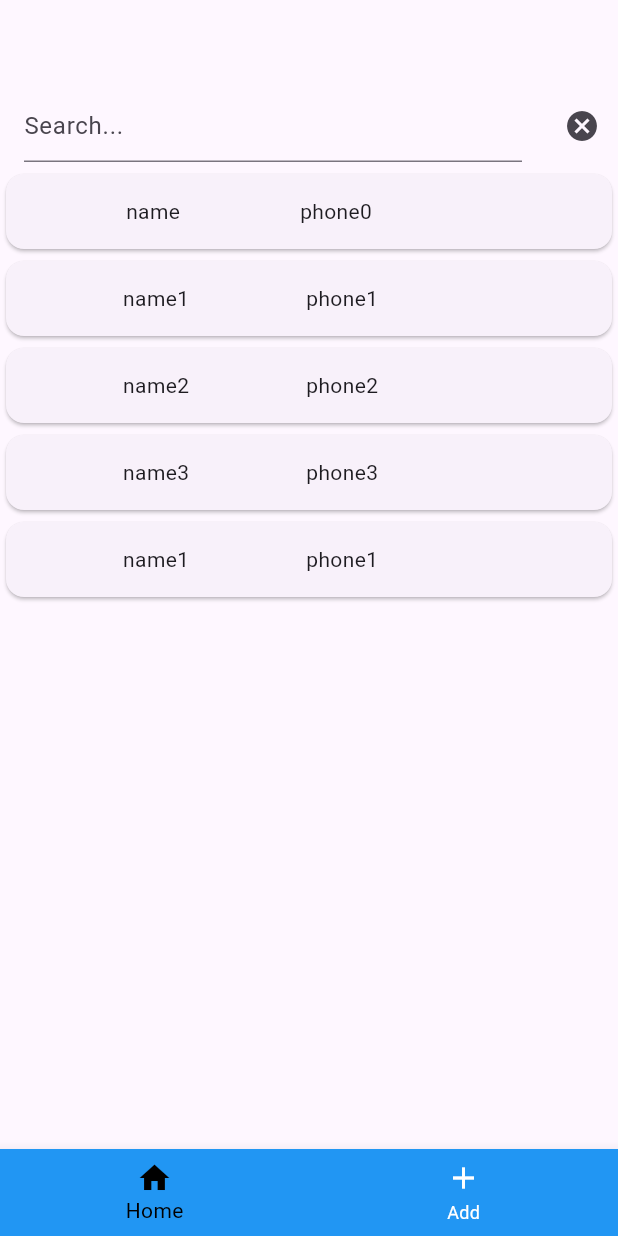
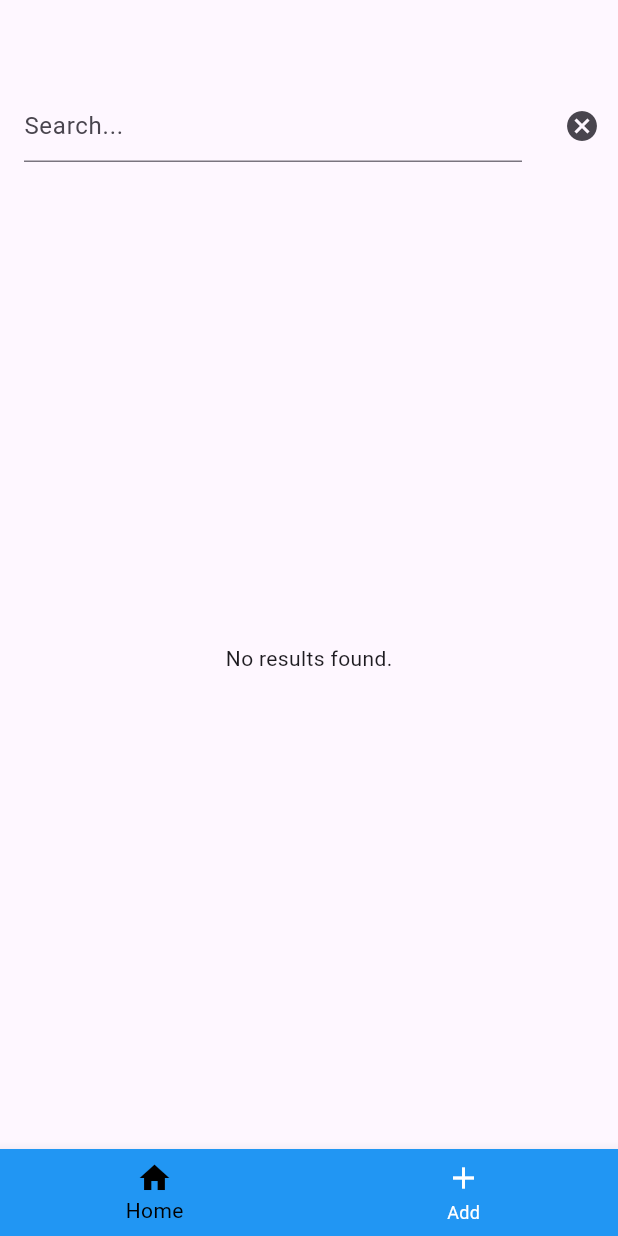
Before and after one commit to GKamvis/-learning-bloc5-registration-app-with-api, a Flutter app: the screen it shows after launch, after a tap on the "search" icon, on a phone screen of 412 x 824 dp. Run offline on Flutter 3.47's test engine with Material 3 defaults, Android fonts, the phone set to English and light mode, and no system bars; our stand-ins replace bloc, equatable, flutter_bloc, sqflite; accounts and stored records are empty.

```diff
--- a/lib/data/repositories/person_dao.dart
+++ b/lib/data/repositories/person_dao.dart
@@ -1,3 +1,5 @@
+import 'package:myapp/sqflite/db_helper.dart';
+
 class PersonDao {
   int id;
   String name;
@@ -7,31 +9,58 @@ class PersonDao {
 
 class PersonRepository {
   Future<List<PersonDao>> getPerson() async {
-    var personList = <PersonDao>[];
-    var p = PersonDao(id: 1, name: 'name', phone: 'phone0');
-    var p1 = PersonDao(id: 2, name: 'name1', phone: 'phone1');
-    var p2 = PersonDao(id: 3, name: 'name2', phone: 'phone2');
-    var p3 = PersonDao(id: 4, name: 'name3', phone: 'phone3');
-    personList.add(p);
-    personList.add(p1);
-    personList.add(p2);
-    personList.add(p3);
-    personList.add(p1);
-    return personList;
+    var db = await DbHelper.openDb();
+    List<Map<String, dynamic>> personMap =
+        await db.rawQuery('SELECT * FROM registration');
+    return List.generate(
+      personMap.length,
+      (i) {
+        var row = personMap[i];
+        return PersonDao(id: row['id'], name: row['name'], phone: row['phone']);
+      },
+    );
   }
 
-  Future<PersonDao> addPerson(PersonDao person) async{
-    return person;
+  Future<void> addPerson(String name, String phone) async {
+    var db = await DbHelper.openDb();
+
+    var data = Map<String, dynamic>();
+    data['name'] = name;
+    data['phone'] = phone;
+
+    await db.insert('registration', data);
   }
 
-  Future<PersonDao> updatePerson(PersonDao person) async{
-    return person;
-  }
 
-  Future<void> deletePerson(PersonDao person) async{
-    return;
+  Future<void> deletePerson(int id) async {
+    var db = await DbHelper.openDb();
+    await db.delete('registration', where: 'id = ?', whereArgs: [id]);
   }
 
 
 
+  Future<void> updatePerson( int id, String name, String phone) async {
+    var db = await DbHelper.openDb();
+    var data = Map<String, dynamic>();
+    data['name'] = name;
+    data['phone'] = phone;
+    await db.update('registration', data, where: 'id = ?', whereArgs: [id]);
+  }
+
+Future<List<PersonDao>> findPerson(String query) async {
+  var db = await DbHelper.openDb();
+  List<Map<String, dynamic>> personMap =
+      await db.rawQuery("SELECT * FROM person WHERE name LIKE ?", ['%$query%']);
+  return List.generate(
+    personMap.length,
+    (i) {
+      var row = personMap[i];
+      return PersonDao(id: row['id'], name: row['name'], phone: row['phone']);
+    },
+  );
 }
+
+
+
+
+}
--- a/lib/main.dart
+++ b/lib/main.dart
@@ -1,7 +1,9 @@
 import 'package:flutter/material.dart';
 import 'package:flutter_bloc/flutter_bloc.dart';
 import 'package:myapp/ui/cubit/home_page_cubit.dart';
+import 'package:myapp/ui/cubit/registration_page_cubit.dart';
 import 'package:myapp/ui/cubit/search/search_Repo_cubit.dart';
+import 'package:myapp/ui/cubit/update_page_cubit.dart';
 import 'package:myapp/ui/views/bottom_navigation.dart';
 import 'package:myapp/ui/views/update_page.dart';
 
@@ -19,6 +21,9 @@ class MyApp extends StatelessWidget {
       providers: [
         BlocProvider(create: (_) => SearchCubit()),
         BlocProvider(create: (_) => HomePageCubit()),
+        BlocProvider(create: (_) => RegistrationPageCubit()),
+        BlocProvider(create: (_) => UpdatePageCubit()),
+
       ],
       child: MaterialApp(
         title: 'Flutter Demo',
--- /dev/null
+++ b/lib/sqflite/db_helper.dart
@@ -0,0 +1,21 @@
+import 'dart:io';
+import 'package:flutter/services.dart';
+import 'package:path/path.dart';
+import 'package:sqflite/sqflite.dart';
+
+class DbHelper {
+  static const String dbName = 'registration.sqlite';
+
+  static Future<Database> openDb() async {
+    String dbPath = join(await getDatabasesPath(), dbName);
+    if (await databaseExists(dbPath)) {
+      print('Database exists');
+    } else {
+      ByteData data = await rootBundle.load(join('database', dbName));
+      List<int> bytes = data.buffer.asUint8List(data.offsetInBytes, data.lengthInBytes);
+      await File(dbPath).writeAsBytes(bytes, flush: true);
+      print('Database copied');
+    }
+    return openDatabase(dbPath);
+  }
+}
--- a/lib/ui/cubit/registration_page_cubit.dart
+++ b/lib/ui/cubit/registration_page_cubit.dart
@@ -5,7 +5,7 @@ class RegistrationPageCubit extends Cubit<void> {
   RegistrationPageCubit() : super(0);
 
   var personRepo = PersonRepository();
-  Future<void> addPerson(PersonDao person) async {
-    emit(await personRepo.addPerson(person));
+  Future<void> addPerson(String name , String phone) async {
+    await personRepo.addPerson(name, phone);
   }
 }
--- a/lib/ui/cubit/search/search_Repo_cubit.dart
+++ b/lib/ui/cubit/search/search_Repo_cubit.dart
@@ -1,5 +1,4 @@
 import 'package:bloc/bloc.dart';
-import 'package:flutter/material.dart';
 
 class SearchCubit extends Cubit<bool> {
   SearchCubit() : super(false);
--- a/lib/ui/cubit/update_page_cubit.dart
+++ b/lib/ui/cubit/update_page_cubit.dart
@@ -4,7 +4,7 @@ import 'package:flutter_bloc/flutter_bloc.dart';
 class UpdatePageCubit extends Cubit<void>{
   UpdatePageCubit() : super(0);
   var personRepo = PersonRepository();
-  Future<void> updatePerson(PersonDao person) async{
-    emit(await personRepo.updatePerson(person));
+  Future<void> updatePerson(int id, String name, String phone) async {
+    await personRepo.updatePerson(id, name, phone);
   }
 }
--- a/lib/ui/views/bottom_navigation.dart
+++ b/lib/ui/views/bottom_navigation.dart
@@ -3,7 +3,6 @@ import 'package:flutter_bloc/flutter_bloc.dart';
 import 'package:myapp/ui/cubit/navigation%20cubits/navigation_bloc.dart';
 import 'package:myapp/ui/views/registration_page_dart.dart';
 import 'home_page.dart';
-import 'update_page.dart';
 
 class MyBottomNavigation extends StatelessWidget {
   MyBottomNavigation({Key? key}) : super(key: key);
@@ -18,7 +17,7 @@ class MyBottomNavigation extends StatelessWidget {
       create: (_) => NavigationBloc(),
       child: Scaffold(
         appBar: AppBar(
-          actions: [
+          actions: const [
             Row(
               children: [],
             )
--- a/lib/ui/views/home_page.dart
+++ b/lib/ui/views/home_page.dart
@@ -5,11 +5,15 @@ import 'package:myapp/ui/cubit/home_page_cubit.dart';
 import 'package:myapp/ui/cubit/search/search_Repo_cubit.dart';
 
 class HomePage extends StatelessWidget {
-  HomePage({super.key});
+  HomePage({Key? key});
+
   @override
   Widget build(BuildContext context) {
-    return BlocProvider(
-      create: (context) => HomePageCubit()..getPerson(),
+    return MultiBlocProvider(
+      providers: [
+        BlocProvider(create: (context) => HomePageCubit()..getPerson()),
+        BlocProvider(create: (context) => SearchCubit()),
+      ],
       child: Scaffold(
         appBar: AppBar(
           title: BlocBuilder<SearchCubit, bool>(
@@ -20,7 +24,7 @@ class HomePage extends StatelessWidget {
                         hintText: 'Search...',
                       ),
                       onChanged: (query) {
-//
+                        context.read<HomePageCubit>().findPerson(query);
                       },
                     )
                   : Text('Home Page');
@@ -29,10 +33,13 @@ class HomePage extends StatelessWidget {
           actions: [
             BlocBuilder<SearchCubit, bool>(
               builder: (context, state) {
-                return
-                IconButton(
+                return IconButton(
                   onPressed: () {
-                    BlocProvider.of<SearchCubit>(context).toggleSearch();
+                    context.read<SearchCubit>().toggleSearch();
+                    // Axtarış rejimi dəyişdikdə şəxslərin siyahısını yeniləyin
+                    if (!state) {
+                      context.read<HomePageCubit>().getPerson();
+                    }
                   },
                   icon: state ? Icon(Icons.cancel) : Icon(Icons.search),
                 );
@@ -51,7 +58,7 @@ class HomePage extends StatelessWidget {
                     onTap: () {
                       Navigator.pushNamed(context, '/update', arguments: person)
                           .then((_) {
-                        print('returned home page');
+                        context.read<HomePageCubit>().getPerson();
                       });
                     },
                     child: Card(
@@ -60,19 +67,26 @@ class HomePage extends StatelessWidget {
                         children: [
                           Text(person.name),
                           Text(person.phone),
-                          SizedBox(
-                            height: 50,
-                          )
+                          SizedBox(height: 50),
+                          IconButton(
+                            onPressed: () {
+                              context
+                                  .read<HomePageCubit>()
+                                  .deletePerson(person.id);
+                            },
+                            icon: Icon(Icons.delete),
+                          ),
                         ],
                       ),
                     ),
                   );
                 },
               );
+            } else {
+              return Center(
+                child: Text('No results found.'),
+              );
             }
-            return const Center(
-              child: CircularProgressIndicator(),
-            );
           },
         ),
       ),
--- a/lib/ui/views/update_page.dart
+++ b/lib/ui/views/update_page.dart
@@ -1,5 +1,7 @@
 import 'package:flutter/material.dart';
+import 'package:flutter_bloc/flutter_bloc.dart';
 import 'package:myapp/data/repositories/person_dao.dart';
+import 'package:myapp/ui/cubit/update_page_cubit.dart';
 
 class UpdatePage extends StatelessWidget {
    UpdatePage({super.key});
@@ -21,7 +23,9 @@ class UpdatePage extends StatelessWidget {
             children: [
               TextField(controller: nameController,decoration: InputDecoration(border:OutlineInputBorder(borderRadius: const BorderRadius.all(Radius.circular(20),)),hintText: 'update  your name',)),
               TextField(controller: phoneController,decoration: InputDecoration(border:OutlineInputBorder(borderRadius: const BorderRadius.all(Radius.circular(20),)),hintText: 'update your name',)),
-              ElevatedButton(onPressed: () {}, child: const Text('update'))
+              ElevatedButton(onPressed: () {
+                context.read<UpdatePageCubit>().updatePerson(person.id, nameController.text, phoneController.text);
+              }, child: const Text('update'))
             ],
           )
         ),
```
Also changed, not shown: lib/ui/cubit/home_page_cubit.dart (+9 -0 lines), lib/ui/views/registration_page_dart.dart (+6 -6 lines), pubspec.yaml (+7 -0 lines), pubspec.lock, 1 other file.
